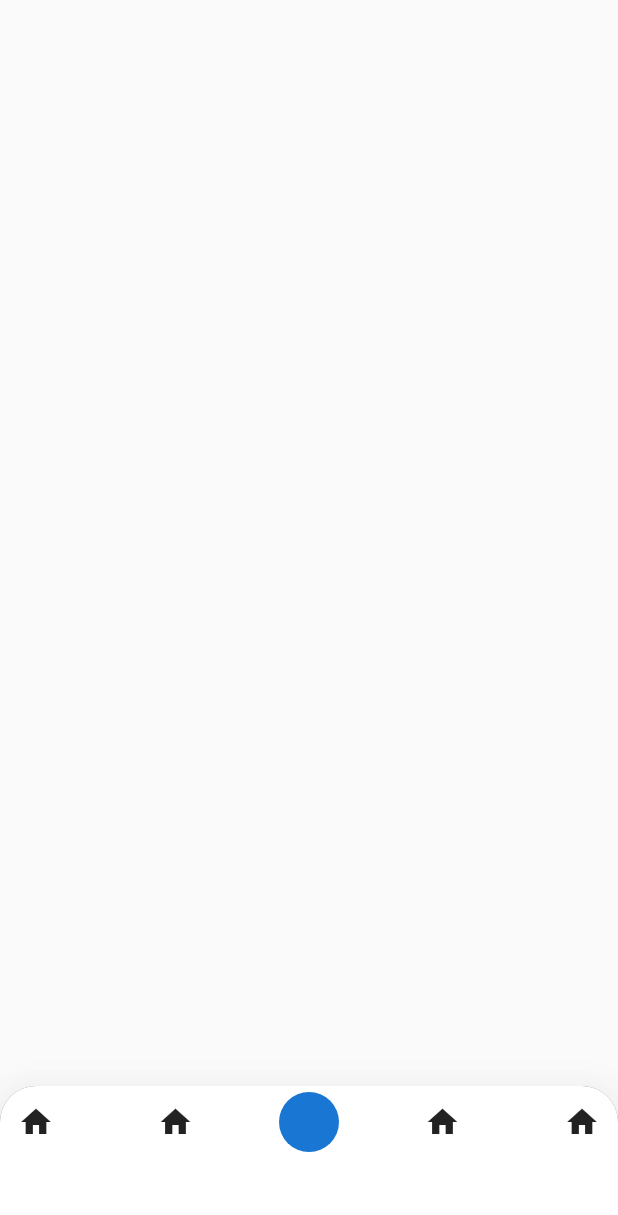
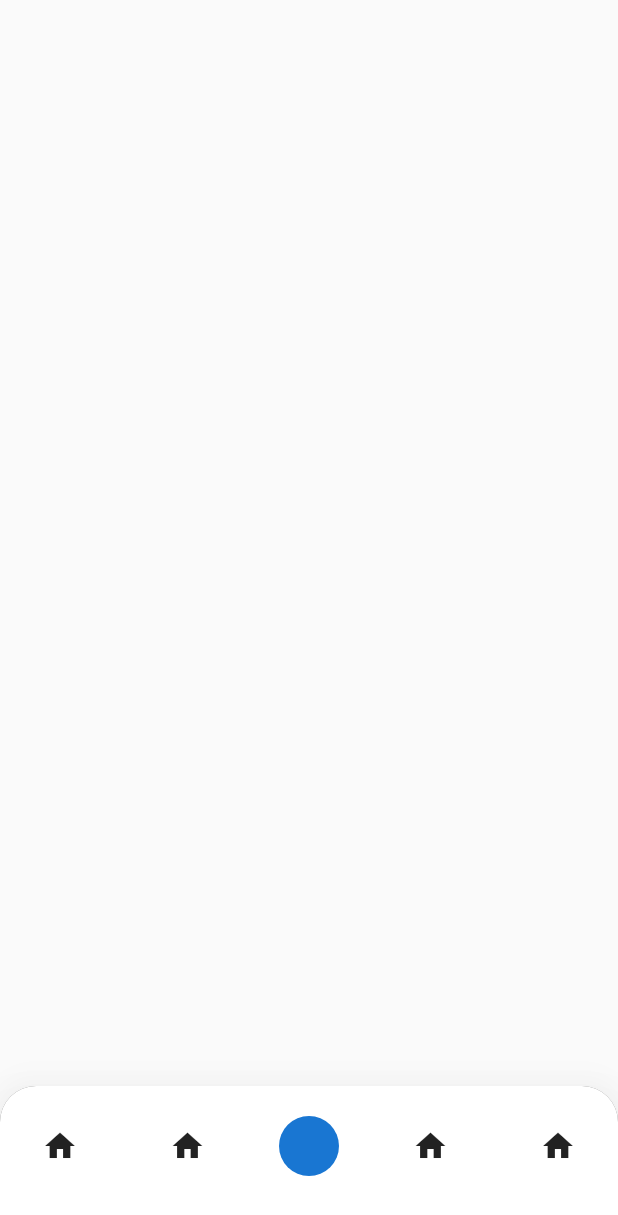
Before and after one commit to JAICHANGPARK/flutter_notebook_17th_story, a Flutter app: the screen it shows after launch, on a phone screen of 412 x 824 dp. Shown: the top 1215 px of the screen. Run offline on Flutter 3.47's test engine with Material 2 defaults, Android fonts, the phone set to English and light mode, and no system bars; our stand-ins replace cached_network_image, fl_chart, flutter_riverpod, ionicons, percent_indicator.

Commit message:
Update vehicle_main_page.dart

```diff
--- a/lib/ep1011_vehicle_retailer_app/src/vehicle_main_page.dart
+++ b/lib/ep1011_vehicle_retailer_app/src/vehicle_main_page.dart
@@ -20,7 +20,7 @@ class _VehicleMainPageState extends State<VehicleMainPage> {
               right: 0,
               child: PhysicalModel(
                 color: Colors.black.withOpacity(0.5),
-                borderRadius: BorderRadius.only(
+                borderRadius: const BorderRadius.only(
                   topLeft: Radius.circular(24),
                   topRight: Radius.circular(24),
                 ),
@@ -33,17 +33,18 @@ class _VehicleMainPageState extends State<VehicleMainPage> {
                         topLeft: Radius.circular(24),
                         topRight: Radius.circular(24),
                       )),
+                  padding: const EdgeInsets.only(top: 16, left: 16, right: 16),
                   child: Column(
                     children: [
                       Row(
                         mainAxisAlignment: MainAxisAlignment.spaceBetween,
-                        children: [IconButton(onPressed: () {}, icon: Icon(Icons.home)),
-                          IconButton(onPressed: () {}, icon: Icon(Icons.home)),
-                        CircleAvatar(),
-                          IconButton(onPressed: () {}, icon: Icon(Icons.home)),
-                          IconButton(onPressed: () {}, icon: Icon(Icons.home))],
+                        children: [IconButton(onPressed: () {}, icon: const Icon(Icons.home)),
+                          IconButton(onPressed: () {}, icon: const Icon(Icons.home)),
+                        const CircleAvatar(),
+                          IconButton(onPressed: () {}, icon: const Icon(Icons.home)),
+                          IconButton(onPressed: () {}, icon: const Icon(Icons.home))],
                       ),
-                      SizedBox(
+                      const SizedBox(
                         height: 24,
                       ),
                     ],
```
